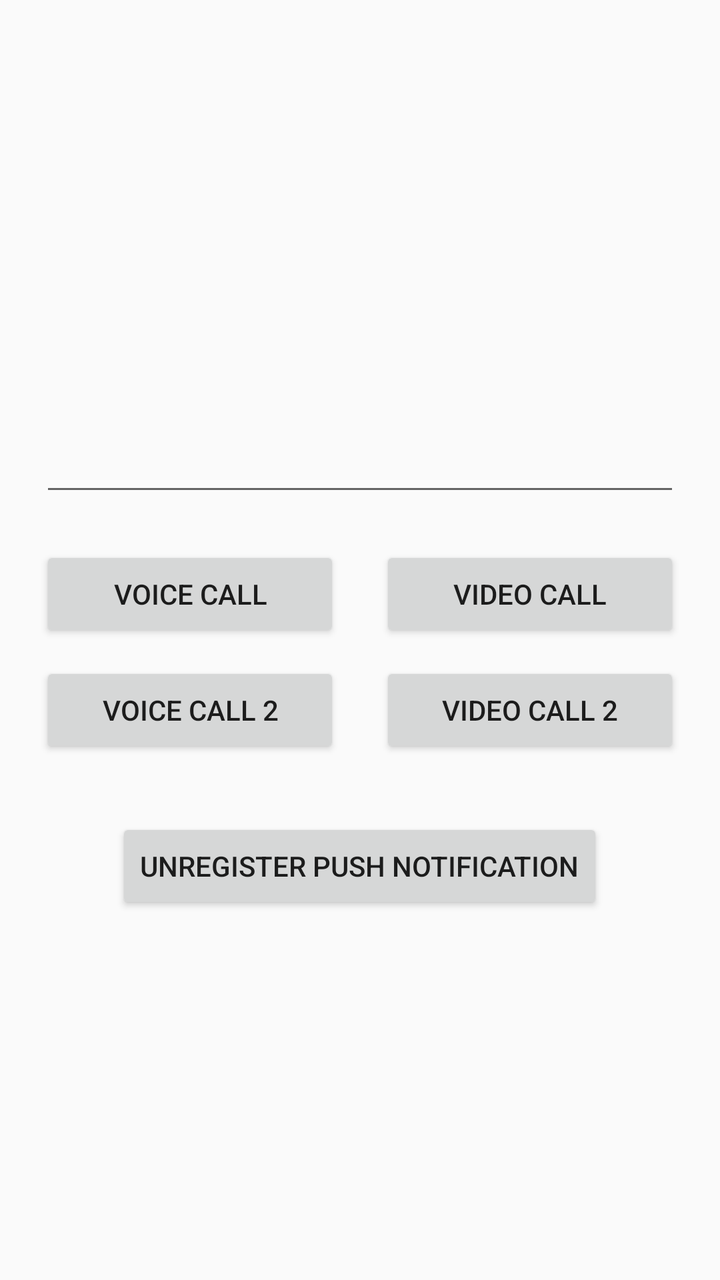
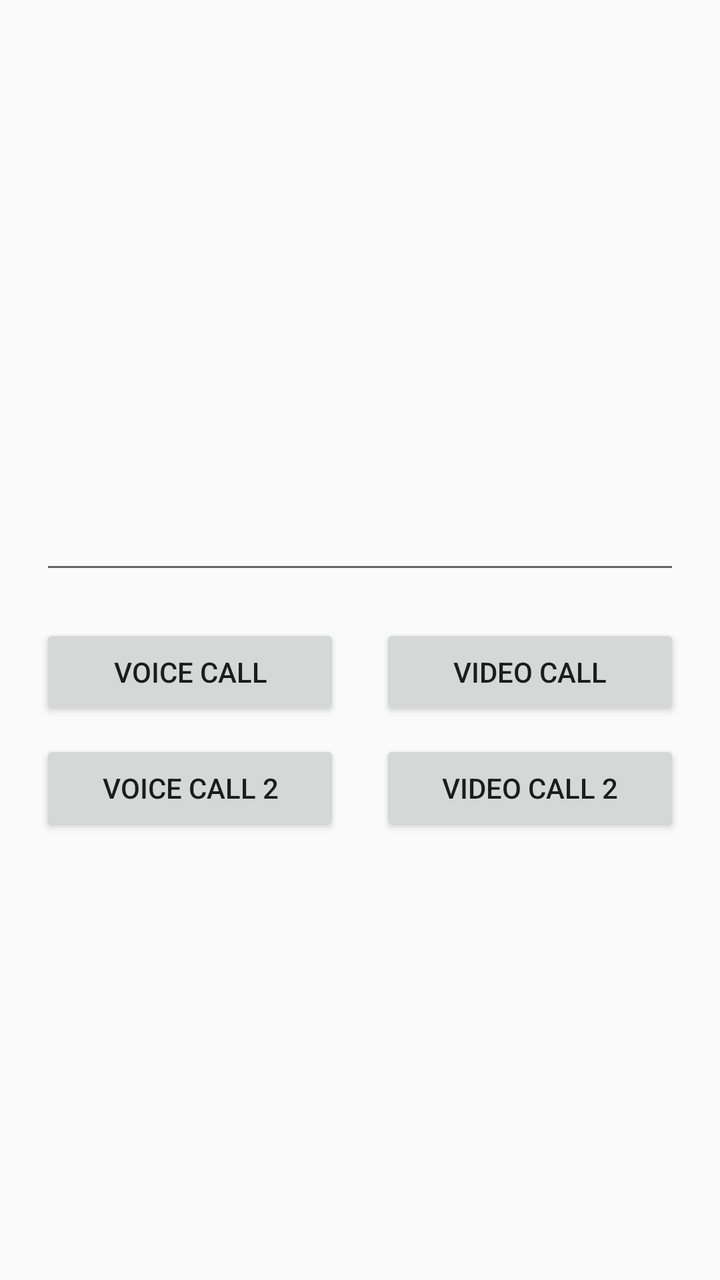

Two renders of the same Android screen: before a commit and after it. Below are the layout's source before the change and the commit's diff.
<!-- AndroidManifest.xml: application theme AppTheme -->
<!-- res/layout/activity_main.xml -->
<?xml version="1.0" encoding="utf-8"?>
<RelativeLayout xmlns:android="http://schemas.android.com/apk/res/android"
    android:layout_width="match_parent"
    android:layout_height="match_parent">

    <TextView
        android:id="@+id/tv_userid"
        android:layout_width="wrap_content"
        android:layout_height="wrap_content"
        android:layout_margin="10dp"
        android:textColor="#000000"
        android:textSize="24sp" />

    <LinearLayout
        android:layout_width="match_parent"
        android:layout_height="wrap_content"
        android:layout_centerInParent="true"
        android:gravity="center_horizontal"
        android:orientation="vertical">

        <EditText
            android:id="@+id/et_to"
            android:layout_width="match_parent"
            android:layout_height="50dp"
            android:layout_margin="20dp" />

        <LinearLayout
            android:layout_width="wrap_content"
            android:layout_height="wrap_content">

            <Button
                android:id="@+id/btn_voice_call"
                android:layout_width="150dp"
                android:layout_height="wrap_content"
                android:text="Voice call" />

            <Button
                android:id="@+id/btn_video_call"
                android:layout_width="150dp"
                android:layout_height="wrap_content"
                android:layout_marginLeft="20dp"
                android:text="Video Call" />
        </LinearLayout>

        <LinearLayout
            android:layout_width="wrap_content"
            android:layout_height="wrap_content"
            android:layout_marginTop="10dp">

            <Button
                android:id="@+id/btn_voice_call2"
                android:layout_width="150dp"
                android:layout_height="wrap_content"
                android:text="Voice call 2" />

            <Button
                android:id="@+id/btn_video_call2"
                android:layout_width="150dp"
                android:layout_height="wrap_content"
                android:layout_marginLeft="20dp"
                android:text="Video Call 2" />
        </LinearLayout>

        <Button
            android:id="@+id/btn_unregister"
            android:layout_width="wrap_content"
            android:layout_height="wrap_content"
            android:layout_marginTop="30dp"
            android:text="Unregister push notification" />

    </LinearLayout>

</RelativeLayout>
<!-- resources referenced by this layout -->
<resources>
  <style name="AppTheme" parent="Theme.AppCompat.Light.DarkActionBar">
          
          <item name="colorPrimary">@color/colorPrimary</item>
          <item name="colorPrimaryDark">@color/colorPrimaryDark</item>
          <item name="colorAccent">@color/colorAccent</item>
      </style>
  <color name="colorPrimary">#3F51B5</color>
  <color name="colorPrimaryDark">#303F9F</color>
  <color name="colorAccent">#FF4081</color>
</resources>

<!-- the commit's change to res/layout/activity_main.xml (unified diff, before → after) -->
@@ -2,14 +2,6 @@
 <RelativeLayout xmlns:android="http://schemas.android.com/apk/res/android"
     android:layout_width="match_parent"
     android:layout_height="match_parent">
-
-    <TextView
-        android:id="@+id/tv_userid"
-        android:layout_width="wrap_content"
-        android:layout_height="wrap_content"
-        android:layout_margin="10dp"
-        android:textColor="#000000"
-        android:textSize="24sp" />
 
     <LinearLayout
         android:layout_width="match_parent"
@@ -61,13 +53,14 @@
                 android:text="Video Call 2" />
         </LinearLayout>
 
-        <Button
-            android:id="@+id/btn_unregister"
-            android:layout_width="wrap_content"
-            android:layout_height="wrap_content"
-            android:layout_marginTop="30dp"
-            android:text="Unregister push notification" />
-
     </LinearLayout>
 
+    <TextView
+        android:id="@+id/tv_userid"
+        android:layout_width="wrap_content"
+        android:layout_height="wrap_content"
+        android:layout_margin="10dp"
+        android:textColor="#000000"
+        android:textSize="24sp" />
+
 </RelativeLayout>
